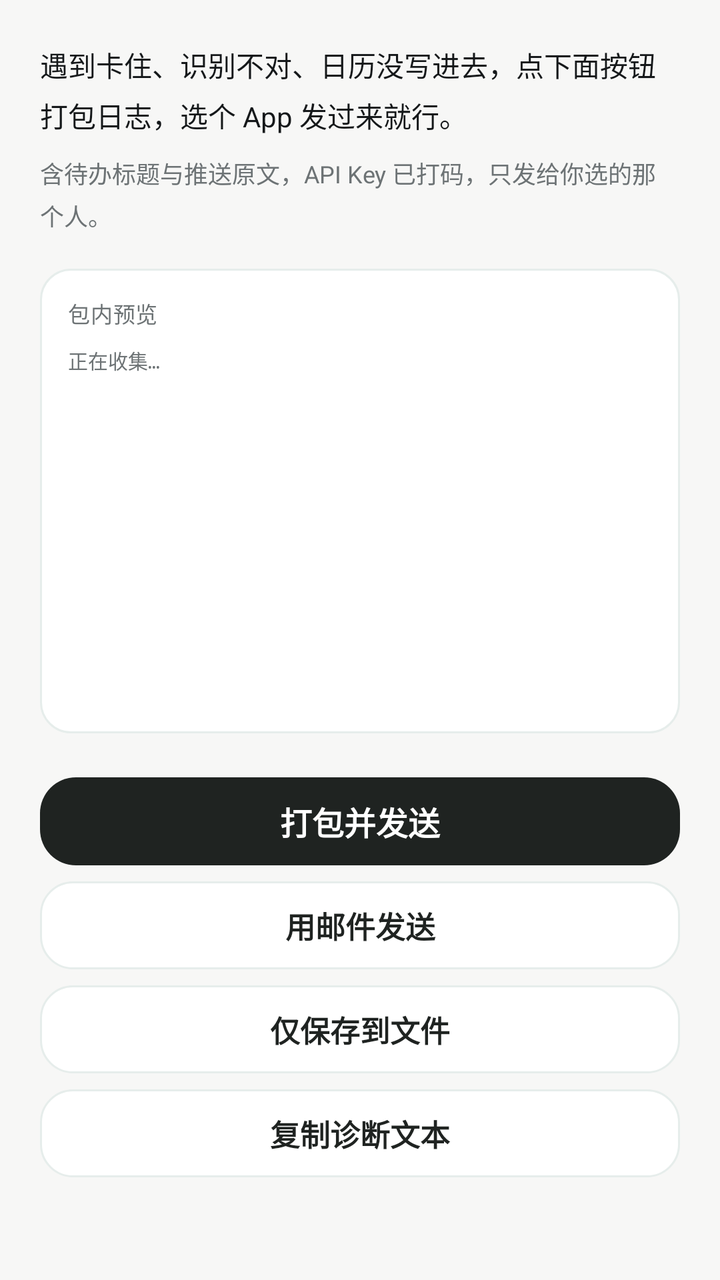
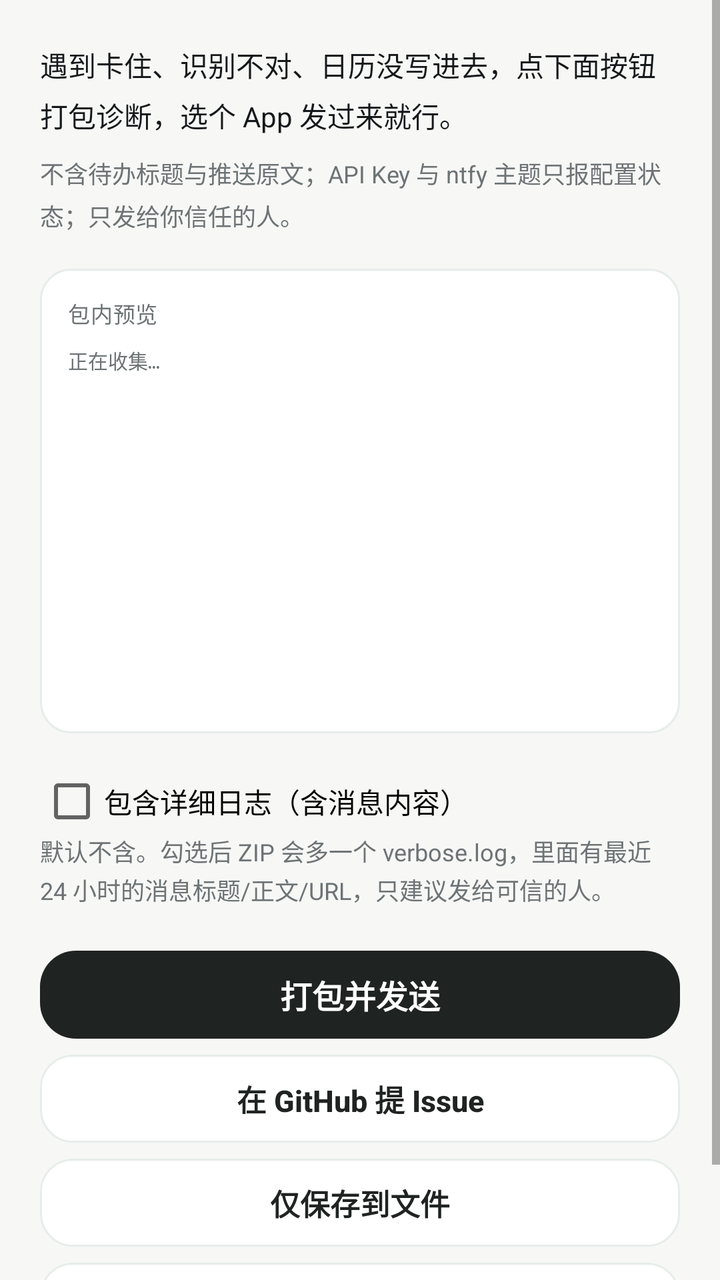

An Android layout rendered at two revisions. The XML below is the earlier revision; the diff shows what the commit changed to produce the second picture.
<!-- AndroidManifest.xml: application theme Theme.NtfyCalendar -->
<!-- res/layout/activity_feedback.xml -->
<?xml version="1.0" encoding="utf-8"?>
<ScrollView xmlns:android="http://schemas.android.com/apk/res/android"
    android:layout_width="match_parent"
    android:layout_height="match_parent"
    android:background="?attr/bnWindowBg"
    android:fillViewport="true">

    <LinearLayout
        android:layout_width="match_parent"
        android:layout_height="wrap_content"
        android:orientation="vertical"
        android:paddingLeft="20dp"
        android:paddingRight="20dp"
        android:paddingTop="22dp"
        android:paddingBottom="28dp">

        <TextView
            android:layout_width="match_parent"
            android:layout_height="wrap_content"
            android:lineSpacingExtra="5dp"
            android:text="@string/feedback_intro"
            android:textColor="?attr/bnTextPrimary"
            android:textSize="14sp" />

        <TextView
            style="@style/HintText"
            android:layout_marginTop="10dp"
            android:lineSpacingExtra="4dp"
            android:text="@string/feedback_privacy" />

        
        <LinearLayout
            android:layout_width="match_parent"
            android:layout_height="wrap_content"
            android:layout_marginTop="18dp"
            android:background="@drawable/bg_card"
            android:orientation="vertical"
            android:padding="14dp">

            <TextView
                android:layout_width="match_parent"
                android:layout_height="wrap_content"
                android:letterSpacing="0.02"
                android:text="@string/feedback_preview_label"
                android:textColor="?attr/bnTextSecondary"
                android:textSize="11sp" />

            
            <ScrollView
                android:layout_width="match_parent"
                android:layout_height="180dp"
                android:layout_marginTop="8dp"
                android:fillViewport="true"
                android:scrollbars="vertical">

                <TextView
                    android:id="@+id/tvPreview"
                    android:layout_width="match_parent"
                    android:layout_height="wrap_content"
                    android:fontFamily="monospace"
                    android:lineSpacingExtra="2dp"
                    android:text="@string/feedback_loading"
                    android:textColor="?attr/bnTextSecondary"
                    android:textIsSelectable="true"
                    android:textSize="10sp" />
            </ScrollView>
        </LinearLayout>

        <Button
            android:id="@+id/btnSend"
            style="@style/BtnPrimary"
            android:layout_marginTop="22dp"
            android:text="@string/feedback_send" />

        <Button
            android:id="@+id/btnMail"
            style="@style/BtnTonal"
            android:layout_marginTop="8dp"
            android:text="@string/feedback_mail" />

        <Button
            android:id="@+id/btnSave"
            style="@style/BtnTonal"
            android:layout_marginTop="8dp"
            android:text="@string/feedback_save" />

        <Button
            android:id="@+id/btnCopy"
            style="@style/BtnTonal"
            android:layout_marginTop="8dp"
            android:text="@string/feedback_copy" />
    </LinearLayout>
</ScrollView>
<!-- resources referenced by this layout -->
<resources>
  <!-- drawable bg_card (drawable) -->
  ﻿<?xml version="1.0" encoding="utf-8"?>
  <shape xmlns:android="http://schemas.android.com/apk/res/android"
      android:shape="rectangle">
      <solid android:color="?attr/bnCard" />
      <corners android:radius="15dp" />
      <stroke
          android:width="1dp"
          android:color="?attr/bnCardEdge" />
  </shape>
  <string name="feedback_copy">复制诊断文本</string>
  <string name="feedback_intro">遇到卡住、识别不对、日历没写进去，点下面按钮打包日志，选个 App 发过来就行。</string>
  <string name="feedback_loading">正在收集…</string>
  <string name="feedback_mail">用邮件发送</string>
  <string name="feedback_preview_label">包内预览</string>
  <string name="feedback_privacy">含待办标题与推送原文，API Key 已打码，只发给你选的那个人。</string>
  <string name="feedback_save">仅保存到文件</string>
  <string name="feedback_send">打包并发送</string>
  <style name="HintText">
          <item name="android:layout_width">match_parent</item>
          <item name="android:layout_height">wrap_content</item>
          <item name="android:textSize">12sp</item>
          <item name="android:lineSpacingExtra">2dp</item>
          <item name="android:textColor">?attr/bnTextSecondary</item>
      </style>
  <!-- drawable bg_button_primary (drawable) -->
  <?xml version="1.0" encoding="utf-8"?>
  <ripple xmlns:android="http://schemas.android.com/apk/res/android"
      android:color="#33FFFFFF">
      <item>
          <shape android:shape="rectangle">
              <solid android:color="?attr/bnPrimary" />
              <corners android:radius="18dp" />
          </shape>
      </item>
  </ripple>
  <!-- drawable bg_button_tonal (drawable) -->
  <?xml version="1.0" encoding="utf-8"?>
  <ripple xmlns:android="http://schemas.android.com/apk/res/android"
      android:color="?attr/bnRipple">
      <item>
          <shape android:shape="rectangle">
              <solid android:color="?attr/bnSurface" />
              <corners android:radius="16dp" />
              <stroke
                  android:width="1dp"
                  android:color="?attr/bnCardStroke" />
          </shape>
      </item>
  </ripple>
  <!-- drawable ic_splash_blank (drawable) -->
  <?xml version="1.0" encoding="utf-8"?>
  <shape xmlns:android="http://schemas.android.com/apk/res/android" android:shape="rectangle">
      <solid android:color="@android:color/transparent" />
      <size android:width="1dp" android:height="1dp" />
  </shape>
  <style name="BellnoteWindowAnim" parent="@android:style/Animation.Activity">
          <item name="android:activityOpenEnterAnimation">@anim/act_open_enter</item>
          <item name="android:activityOpenExitAnimation">@anim/act_open_exit</item>
          <item name="android:activityCloseEnterAnimation">@anim/act_close_enter</item>
          <item name="android:activityCloseExitAnimation">@anim/act_close_exit</item>
      </style>
  <color name="primary">#FF1F2321</color>
  <color name="primary_dark">#FF0E1110</color>
  <color name="text_on_primary">#FFFFFFFF</color>
  <color name="accent">#FF9A7B2E</color>
  <color name="window_bg">#FFF7F7F6</color>
  <color name="surface">#FFFFFFFF</color>
  <color name="card_bg">#FFFFFFFF</color>
  <color name="card_stroke">#FFE6EDEB</color>
  <color name="divider">#FFEDF2F0</color>
  <color name="text_primary">#FF15181A</color>
  <color name="text_secondary">#FF6D7375</color>
  <color name="chip_bg">#FFF0F1F0</color>
  <color name="icon_bg">#FFF1F5F4</color>
  <color name="danger">#FFC94848</color>
  <color name="ok">#FF34B37E</color>
  <color name="warn">#FFE8A33C</color>
  <color name="muted">#FF9AA5A0</color>
  <color name="nav_bg">#FFFFFFFF</color>
  <color name="ripple">#141F2321</color>
  <!-- unchanged entries left out for length: 3 -->
</resources>

<!-- the commit's change to res/layout/activity_feedback.xml (unified diff, before → after) -->
@@ -66,6 +66,17 @@
             </ScrollView>
         </LinearLayout>
 
+        <CheckBox
+            android:id="@+id/cbVerbose"
+            android:layout_width="match_parent"
+            android:layout_height="wrap_content"
+            android:layout_marginTop="18dp"
+            android:text="包含详细日志（含消息内容）" />
+
+        <TextView
+            style="@style/HintText"
+            android:text="默认不含。勾选后 ZIP 会多一个 verbose.log，里面有最近 24 小时的消息标题/正文/URL，只建议发给可信的人。" />
+
         <Button
             android:id="@+id/btnSend"
             style="@style/BtnPrimary"
<!-- resource entries referenced after the edit -->
@@ -11,11 +11,11 @@
           android:color="?attr/bnCardEdge" />
   </shape>
   <string name="feedback_copy">复制诊断文本</string>
-  <string name="feedback_intro">遇到卡住、识别不对、日历没写进去，点下面按钮打包日志，选个 App 发过来就行。</string>
+  <string name="feedback_intro">遇到卡住、识别不对、日历没写进去，点下面按钮打包诊断，选个 App 发过来就行。</string>
   <string name="feedback_loading">正在收集…</string>
-  <string name="feedback_mail">用邮件发送</string>
+  <string name="feedback_mail">在 GitHub 提 Issue</string>
   <string name="feedback_preview_label">包内预览</string>
-  <string name="feedback_privacy">含待办标题与推送原文，API Key 已打码，只发给你选的那个人。</string>
+  <string name="feedback_privacy">不含待办标题与推送原文；API Key 与 ntfy 主题只报配置状态；只发给你信任的人。</string>
   <string name="feedback_save">仅保存到文件</string>
   <string name="feedback_send">打包并发送</string>
   <style name="HintText">
